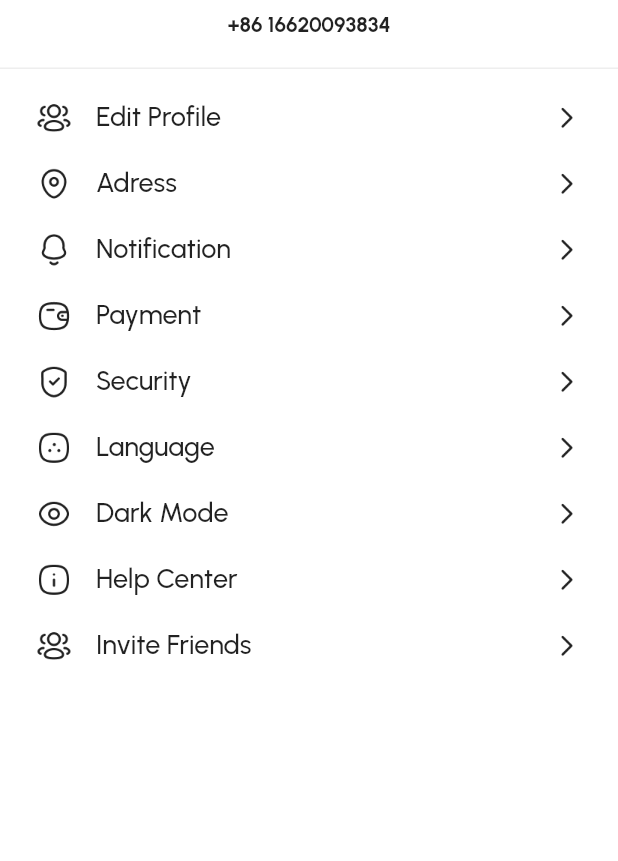
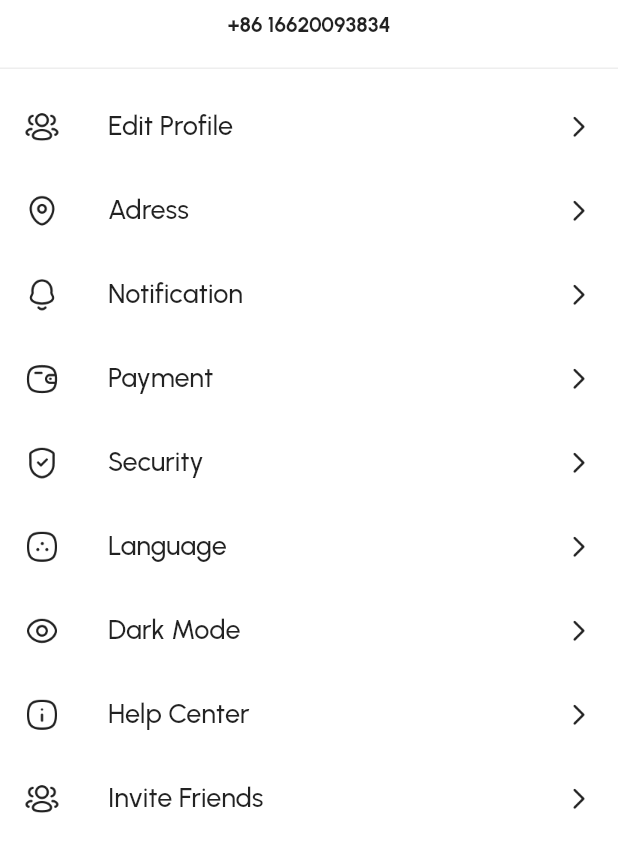
Before and after one commit to Abson/Fresh-Buyer-Flutter, a Flutter app: the ProfileScreen screen opened by its route, on a phone screen of 412 x 824 dp, the part 375-1236 px from its top. Run offline on Flutter 3.47's test engine with Material 2 defaults, Android fonts, the phone set to English and light mode, and no system bars.

Commit message:
optimize user experience.

```diff
--- a/lib/screens/profile/profile_screen.dart
+++ b/lib/screens/profile/profile_screen.dart
@@ -48,7 +48,14 @@ class _ProfileScreenState extends State<ProfileScreen> {
               ),
             ]),
           ),
-          SliverPadding(
+          _buildBody(),
+        ],
+      ),
+    );
+  }
+
+  Widget _buildBody() {
+    return SliverPadding(
       padding: const EdgeInsets.only(top: 10.0),
       sliver: SliverList(
         delegate: SliverChildBuilderDelegate(
@@ -59,30 +66,17 @@ class _ProfileScreenState extends State<ProfileScreen> {
           childCount: datas.length,
         ),
       ),
-          ),
-        ],
-      ),
     );
   }
 
   Widget _buildOption(BuildContext context, int index, ProfileOption data) {
-    return GestureDetector(
-      child: Padding(
-        padding: const EdgeInsets.symmetric(horizontal: 24, vertical: 10),
-        child: Row(
-          children: [
-            Image.asset(data.icon, scale: 2),
-            const SizedBox(width: 16),
-            Expanded(
-              child: Text(
+    return ListTile(
+      leading: Image.asset(data.icon, scale: 2),
+      title: Text(
         data.title,
         style: const TextStyle(fontWeight: FontWeight.w500, fontSize: 18),
       ),
-            ),
-            Image.asset('assets/icons/profile/arrow_right@2x.png', scale: 2)
-          ],
-        ),
-      ),
+      trailing: Image.asset('assets/icons/profile/arrow_right@2x.png', scale: 2),
       onTap: () {},
     );
   }
```
Also changed, not shown: lib/screens/home/most_popular.dart (+13 -11 lines), lib/screens/profile/body.dart (deleted, +0 -10 lines), 1 other file. Lines whose indentation alone changed are shown as unchanged.
